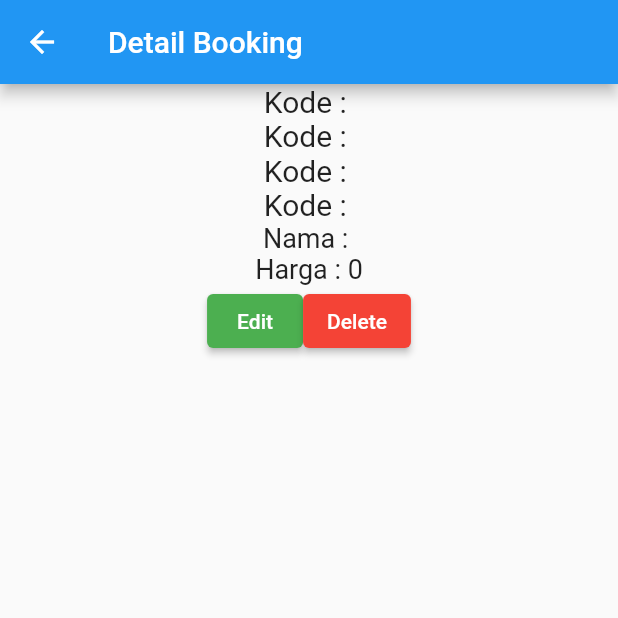
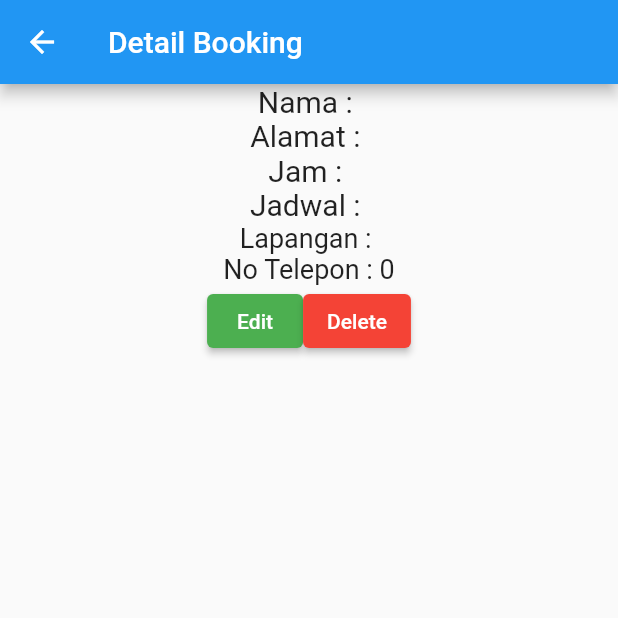
Before and after one commit to faizalindra/futsalwar, a Flutter app: the BookingDetail screen opened directly with empty values, on a phone screen of 412 x 824 dp, the top half of it. Run offline on Flutter 3.47's test engine with Material 2 defaults, Android fonts, the phone set to English and light mode, and no system bars; our stand-ins replace shared_preferences; accounts and stored records are empty.

Commit message:
login + Booking data berhasil

```diff
--- a/lib/model/booking.dart
+++ b/lib/model/booking.dart
@@ -18,11 +18,11 @@ class Booking {
   factory Booking.fromJson(Map<String, dynamic> obj) {
     return Booking(
       id: obj['id'],
-      namaUser: obj['namaUser'],
-      alamatUser: obj['alamatUser'],
-      idJam: obj['idJam'],
-      tglJadwal: obj['tglJadwal'],
-      idLapang: obj['idLapang'],
+      namaUser: obj['nama'],
+      alamatUser: obj['alamat'],
+      idJam: obj['id_jam'],
+      tglJadwal: obj['tgl_jadwal'],
+      idLapang: obj['id_lapang'],
       notelp: obj['notelp'],
     );
   }
--- a/lib/ui/booking_detail.dart
+++ b/lib/ui/booking_detail.dart
@@ -24,27 +24,27 @@ class _BookingDetailState extends State<BookingDetail> {
         child: Column(
           children: [
             Text(
-              "Kode : ${widget.booking.namaUser}",
+              "Nama : ${widget.booking.namaUser}",
               style: TextStyle(fontSize: 20.0),
             ),
             Text(
-              "Kode : ${widget.booking.alamatUser}",
+              "Alamat : ${widget.booking.alamatUser}",
               style: TextStyle(fontSize: 20.0),
             ),
             Text(
-              "Kode : ${widget.booking.idJam}",
+              "Jam : ${widget.booking.idJam}",
               style: TextStyle(fontSize: 20.0),
             ),
             Text(
-              "Kode : ${widget.booking.tglJadwal}",
+              "Jadwal : ${widget.booking.tglJadwal}",
               style: TextStyle(fontSize: 20.0),
             ),
             Text(
-              "Nama : ${widget.booking.idLapang}",
+              "Lapangan : ${widget.booking.idLapang}",
               style: TextStyle(fontSize: 18.0),
             ),
             Text(
-              "Harga : ${widget.booking.notelp}",
+              "No Telepon : ${widget.booking.notelp}",
               style: TextStyle(fontSize: 18.0),
             ),
             _tombolHapusEdit()
```
Also changed, not shown: lib/main.dart (+36 -36 lines).
